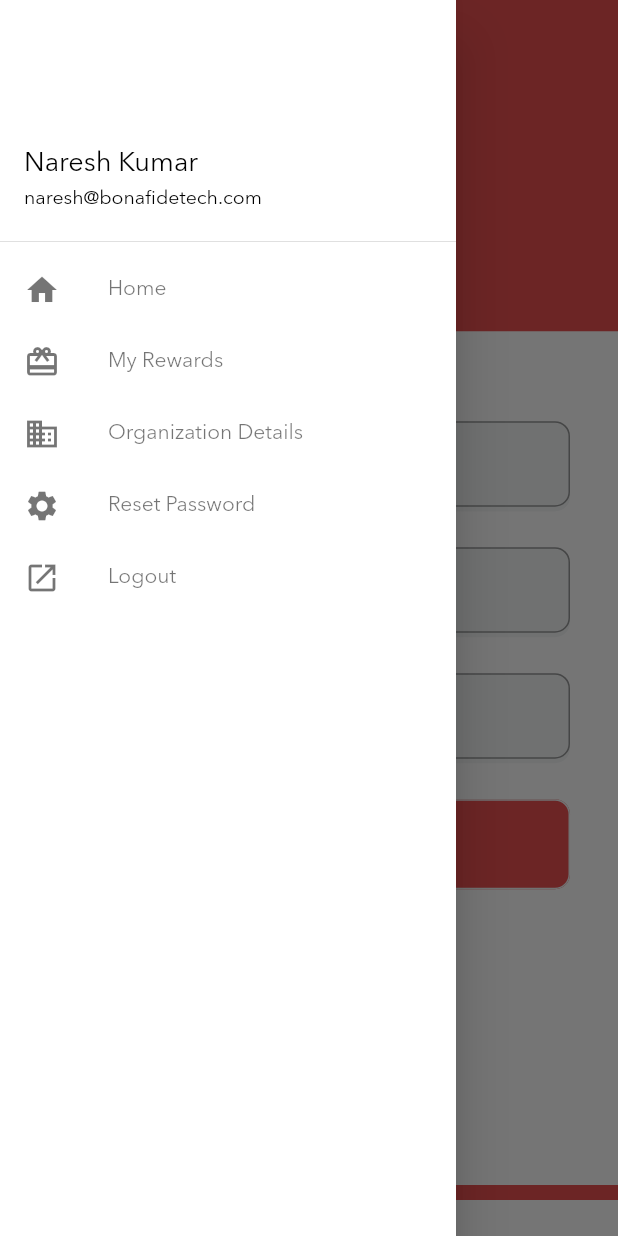
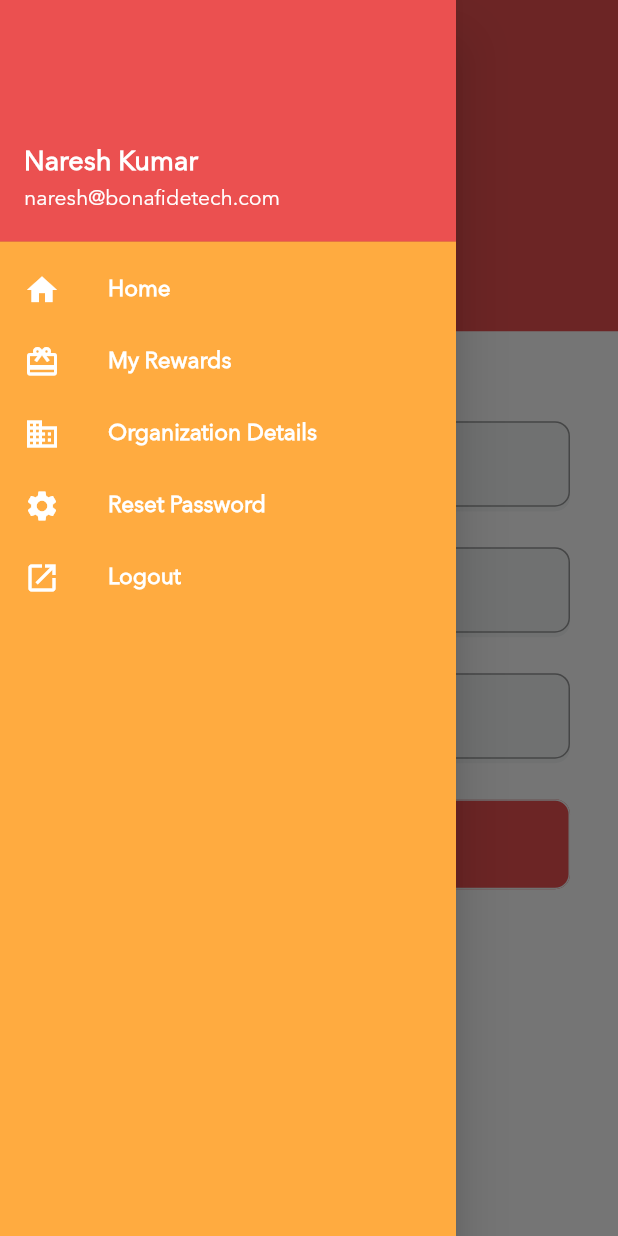
Before and after one commit to davinderkb/bonafide_app, a Flutter app: the ResetPassword screen opened directly, with the side drawer open, on a phone screen of 412 x 824 dp. Run offline on Flutter 3.47's test engine with Material 2 defaults, Android fonts, the phone set to English and light mode, and no system bars; our stand-ins replace cached_network_image, charts_flutter, dio, flutter_spinkit, toast; network calls fail.

Commit message:
Design improved: Timesheet, Navigator

```diff
--- a/lib/homepage.dart
+++ b/lib/homepage.dart
@@ -64,12 +64,12 @@ class HomePageState extends State<HomePage>{
         backgroundColor: Colors.white,
         appBar: new AppBar(
           //iconTheme: new IconThemeData(color: Color(0xff262B31)),
-          iconTheme: new IconThemeData(color: Color(0xffEB5050)),
+          iconTheme: new IconThemeData(color: Color(0xff696969)),
           title: Row(
               mainAxisAlignment: MainAxisAlignment.center,
               mainAxisSize: MainAxisSize.min,
               children: [
-                Icon(Icons.home, size: 40,color: Color(0xffEB5050),),
+                Icon(Icons.home, size: 40,color: Color(0xff696969),),
                 SizedBox(width: 0,),
                 new Text(
                   "",
--- a/lib/main.dart
+++ b/lib/main.dart
@@ -44,9 +44,10 @@ class MainNavigationDrawer extends StatelessWidget {
   @override
   Widget build(BuildContext context) {
 
+    TextStyle listTileTextStyle = TextStyle(color:Colors.white,fontSize: 15, fontWeight:FontWeight.bold,fontFamily: 'AvenirNext');
     return Theme(
       data: Theme.of(context).copyWith(
-        canvasColor: Colors.white, //This will change the drawer background to blue.
+        canvasColor: Colors.orangeAccent, //This will change the drawer background to blue.
         //other styles
       ),
       child: new Drawer(
@@ -62,14 +63,14 @@ class MainNavigationDrawer extends StatelessWidget {
             padding: EdgeInsets.zero,
             children: <Widget>[
               UserAccountsDrawerHeader(
-                accountName: Text('Naresh Kumar',style: TextStyle(color:Color(0xff000000),fontSize: 18, fontFamily: 'AvenirNext')),
-                accountEmail: Text('naresh@bonafidetech.com',style: TextStyle(color:Color(0xff000000),fontSize: 13, fontFamily: 'AvenirNext')),
-                decoration: BoxDecoration(color: Colors.white, backgroundBlendMode: BlendMode.color,),
+                accountName: Text('Naresh Kumar',style: TextStyle(color:Color(0xffFFFFFF),fontSize: 18, fontWeight:FontWeight.bold, fontFamily: 'AvenirNext')),
+                accountEmail: Text('naresh@bonafidetech.com',style: TextStyle(color:Color(0xffFFFFFF),fontSize: 14, fontFamily: 'AvenirNext')),
+                decoration: BoxDecoration(color: Color(0xffEB5050), ),
 
               ),
               ListTile(
-                title: Text(Constants.HOME,style: TextStyle(color:Colors.black54,fontSize: 14, fontFamily: 'AvenirNext'),),
-                leading: Icon(Icons.home,color:Colors.black54),
+                title: Text(Constants.HOME,style: listTileTextStyle,),
+                leading: Icon(Icons.home,color:Colors.white),
                 onTap: () {
                   // Update the state of the app
                   // ...
@@ -80,8 +81,8 @@ class MainNavigationDrawer extends StatelessWidget {
               ),
               //new Divider(height: 1.0, color: Colors.white,),
               ListTile(
-                title: Text(Constants.MY_REWARDS,style: TextStyle(color:Colors.black54,fontSize: 14, fontFamily: 'AvenirNext'),),
-                leading: Icon(Icons.card_giftcard,color:Colors.black54),
+                title: Text(Constants.MY_REWARDS,style: listTileTextStyle,),
+                leading: Icon(Icons.card_giftcard,color:Colors.white),
                 onTap: () {
                   Navigator.of(context).push(MaterialPageRoute(
                       builder: (BuildContext context) =>MyRewards(true)));
@@ -89,24 +90,24 @@ class MainNavigationDrawer extends StatelessWidget {
               ),
 
               ListTile(
-                title: Text(Constants.ORGANIZATION_PROFILE,style: TextStyle(color:Colors.black54,fontSize: 14, fontFamily: 'AvenirNext'),),
-                leading: Icon(Icons.business,color:Colors.black54),
+                title: Text(Constants.ORGANIZATION_PROFILE,style:listTileTextStyle,),
+                leading: Icon(Icons.business,color:Colors.white),
                 onTap: () {
                   Navigator.of(context).push(MaterialPageRoute(
                       builder: (BuildContext context) =>OrganizationProfile()));
                 },
               ),
               ListTile(
-                title: Text(Constants.CHANGE_PASSWORD,style: TextStyle(color:Colors.black54,fontSize: 14, fontFamily: 'AvenirNext'),),
-                leading: Icon(Icons.settings,color:Colors.black54),
+                title: Text(Constants.CHANGE_PASSWORD,style: listTileTextStyle,),
+                leading: Icon(Icons.settings,color:Colors.white),
                 onTap: () {
                   Navigator.of(context).push(MaterialPageRoute(
                       builder: (BuildContext context) =>ResetPassword()));
                 },
               ),
               ListTile(
-                title: Text(Constants.LOGOUT,style: TextStyle(color:Colors.black54,fontSize: 14, fontFamily: 'AvenirNext'),),
-                leading: Icon(Icons.launch,color:Colors.black54),
+                title: Text(Constants.LOGOUT,style: listTileTextStyle,),
+                leading: Icon(Icons.launch,color:Colors.white),
                 onTap: () {
                   Navigator.of(context).push(MaterialPageRoute(
                       builder: (BuildContext context) =>LoginPage()));
--- a/lib/resetpassword.dart
+++ b/lib/resetpassword.dart
@@ -79,9 +79,9 @@ class ResetPassword extends StatelessWidget {
                       )
                   ),
                   Padding(
-                    padding: const EdgeInsets.fromLTRB(8,0,0,8),
+                    padding: const EdgeInsets.fromLTRB(8,0,0,0),
                     child: Container(
-                      height: _height>_width?_height-_height/5-90: _height-_height/3+190,
+                      height: _height>_width?_height-_height/5-80: _height-_height/3+190,
                       decoration: BoxDecoration(
                         borderRadius: BorderRadius.only(
                             bottomLeft: Radius.circular(50.0),
--- a/lib/util/constants.dart
+++ b/lib/util/constants.dart
@@ -21,6 +21,8 @@ class Constants{
   static const BONAFIDE_COLOR = '0xfff7443e';
   static const MENU_ITEM_APPLY_LEAVE = 'Apply Leave';
   static const List<String> MANAGE_LEAVE_MENU_CHOICES = <String>[MENU_ITEM_APPLY_LEAVE];
+  static const MENU_ITEM_TIMESHEET = 'Update Timesheet';
+  static const List<String> TIMESHEET_MENU_CHOICES = <String>[MENU_ITEM_TIMESHEET];
 
 
 
```
Also changed, not shown: lib/mytimesheet.dart (+52 -39 lines), assets/images/manage_leaves_header.png, assets/images/timesheet_icon.png.
